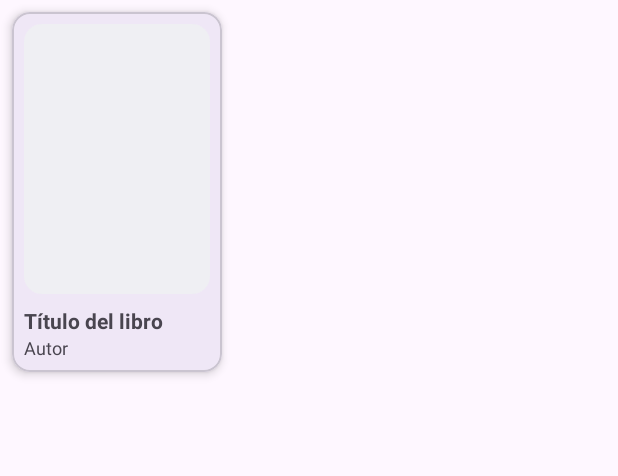
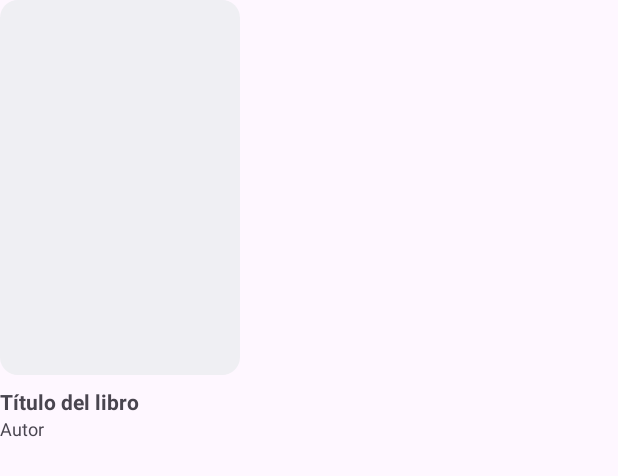
Before and after one commit to danielmoya98/Biblioverso-movil, an Android app: the layout item_reserva_book.xml on its own in the app's theme, with its tools: preview values and no code run, on a phone screen of 412 x 824 dp. Shown: the top 476 px of the screen. Run offline under Robolectric (Android 15) with nearby library versions, the phone set to English and light mode, and no system bars.

```diff
--- a/app/src/main/res/layout/item_reserva_book.xml
+++ b/app/src/main/res/layout/item_reserva_book.xml
@@ -1,36 +1,28 @@
 <?xml version="1.0" encoding="utf-8"?>
-<com.google.android.material.card.MaterialCardView xmlns:android="http://schemas.android.com/apk/res/android"
+<LinearLayout xmlns:android="http://schemas.android.com/apk/res/android"
     xmlns:app="http://schemas.android.com/apk/res-auto"
-    android:layout_width="140dp"
+    android:layout_width="160dp"
     android:layout_height="wrap_content"
-    android:layout_margin="8dp"
-    app:cardCornerRadius="12dp"
-    app:cardElevation="4dp">
-
-    <LinearLayout
-        android:orientation="vertical"
-        android:padding="8dp"
-        android:layout_width="match_parent"
-        android:layout_height="wrap_content">
+    android:orientation="vertical">
 
     <ImageView
         android:id="@+id/imgPortada"
         android:layout_width="match_parent"
-            android:layout_height="180dp"
-            android:scaleType="centerCrop"
+        android:layout_height="250dp"
         android:background="@drawable/bg_img"
-            android:contentDescription="@string/app_name"/>
+        android:contentDescription="@string/app_name"
+        android:scaleType="centerCrop" />
 
     <TextView
         android:id="@+id/tvTitulo"
         android:layout_width="match_parent"
         android:layout_height="wrap_content"
         android:layout_marginTop="8dp"
+        android:ellipsize="end"
+        android:maxLines="2"
         android:text="Título del libro"
-            android:textStyle="bold"
-            android:maxLines="2"
-            android:ellipsize="end"
-            android:textSize="14sp"/>
+        android:textSize="14sp"
+        android:textStyle="bold" />
 
     <TextView
         android:id="@+id/tvAutor"
@@ -38,6 +30,5 @@
         android:layout_height="wrap_content"
         android:text="Autor"
         android:textColor="?attr/colorOnSurfaceVariant"
-            android:textSize="12sp"/>
+        android:textSize="12sp" />
 </LinearLayout>
-</com.google.android.material.card.MaterialCardView>
--- a/app/src/main/res/layout/item_reserva_shimmer.xml
+++ b/app/src/main/res/layout/item_reserva_shimmer.xml
@@ -1,5 +1,5 @@
 <com.facebook.shimmer.ShimmerFrameLayout xmlns:android="http://schemas.android.com/apk/res/android"
-    android:layout_width="140dp"
+    android:layout_width="160dp"
     android:layout_height="wrap_content"
     android:layout_margin="8dp"
     android:orientation="vertical"
@@ -13,7 +13,7 @@
 
         <View
             android:layout_width="match_parent"
-            android:layout_height="180dp"
+            android:layout_height="250dp"
             android:background="@color/shimmer_placeholder"/>
 
         <View
--- a/app/src/main/res/layout/view_app_bar.xml
+++ b/app/src/main/res/layout/view_app_bar.xml
@@ -13,6 +13,7 @@
         android:layout_width="wrap_content"
         android:layout_height="wrap_content"
         android:text="Biblioverso"
+        android:fontFamily="monospace"
         android:textSize="18sp"
         android:textStyle="bold"
         android:textColor="?attr/colorOnSurface"
--- a/app/src/main/res/layout/view_empty_reservas.xml
+++ b/app/src/main/res/layout/view_empty_reservas.xml
@@ -22,7 +22,7 @@
     <TextView
         android:layout_width="wrap_content"
         android:layout_height="wrap_content"
-        android:text="Descubre títulos increíbles y empieza a reservar 📚"
+        android:text="Descubre títulos increíbles y empieza a reservar "
         android:textSize="14sp"
         android:textColor="?attr/colorOnSurfaceVariant"
         android:gravity="center"
```
Also changed, not shown: app/src/main/java/com/example/library/ui/home/ReservaAdapter.kt (+42 -14 lines), app/src/main/res/drawable/bg_discover_border.xml (added, +12 -0 lines), app/src/main/res/layout/fragment_home.xml (+24 -0 lines), app/src/main/res/layout/item_discover_more.xml (added, +28 -0 lines). Lines whose indentation alone changed are shown as unchanged.
